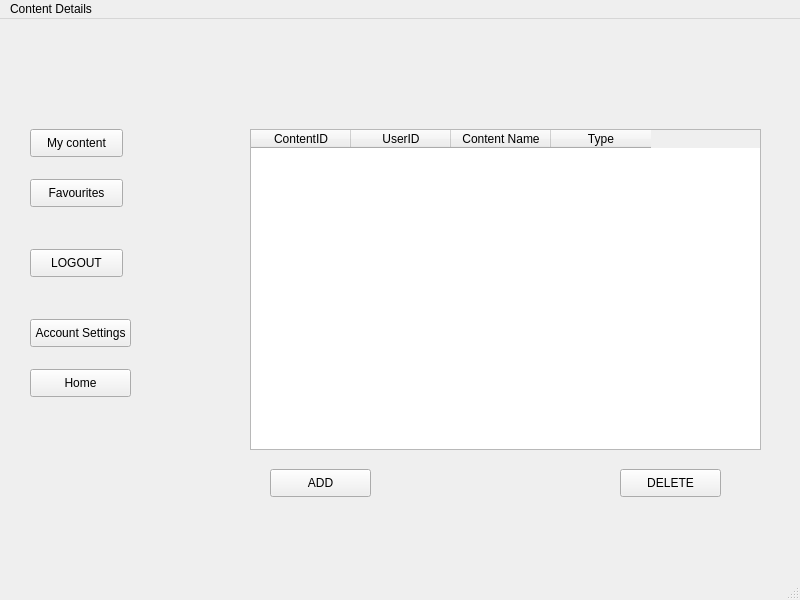
Above: Content Details.ui from Ghulam-Mustafa08291/DB-project before the change. Below: the same form after it.
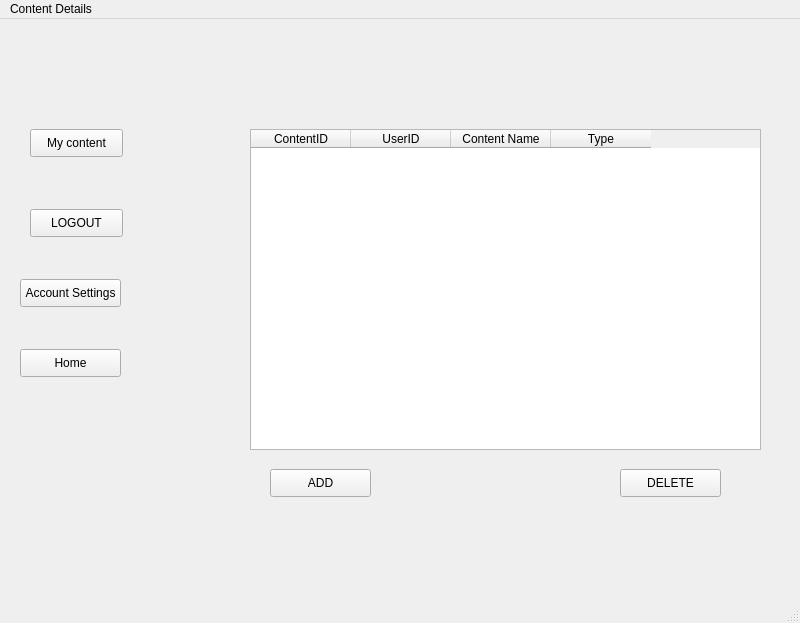
That is the form after the change.

Commit message: made more screens and  connected them

The edit to the form file:
```diff
--- a/Content Details.ui
+++ b/Content Details.ui
@@ -7,7 +7,7 @@
     <x>0</x>
     <y>0</y>
     <width>800</width>
-    <height>600</height>
+    <height>623</height>
    </rect>
   </property>
   <property name="windowTitle">
@@ -47,8 +47,8 @@
    <widget class="QPushButton" name="pushButton_8">
     <property name="geometry">
      <rect>
-      <x>30</x>
-      <y>350</y>
+      <x>20</x>
+      <y>330</y>
       <width>101</width>
       <height>28</height>
      </rect>
@@ -57,19 +57,6 @@
      <string>Home</string>
     </property>
    </widget>
-   <widget class="QPushButton" name="pushButton_4">
-    <property name="geometry">
-     <rect>
-      <x>30</x>
-      <y>160</y>
-      <width>93</width>
-      <height>28</height>
-     </rect>
-    </property>
-    <property name="text">
-     <string>Favourites</string>
-    </property>
-   </widget>
    <widget class="QPushButton" name="pushButton_6">
     <property name="geometry">
      <rect>
@@ -87,7 +74,7 @@
     <property name="geometry">
      <rect>
       <x>30</x>
-      <y>230</y>
+      <y>190</y>
       <width>93</width>
       <height>28</height>
      </rect>
@@ -99,8 +86,8 @@
    <widget class="QPushButton" name="pushButton_7">
     <property name="geometry">
      <rect>
-      <x>30</x>
-      <y>300</y>
+      <x>20</x>
+      <y>260</y>
       <width>101</width>
       <height>28</height>
      </rect>
```
The commit also changes 5 other files.
